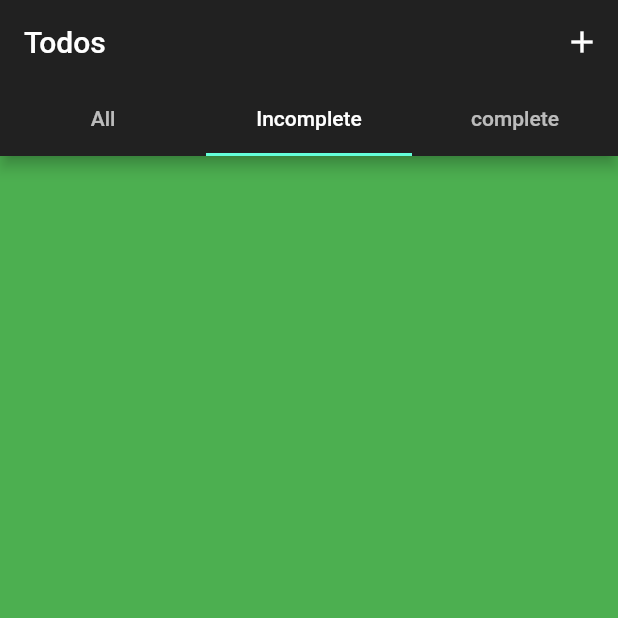
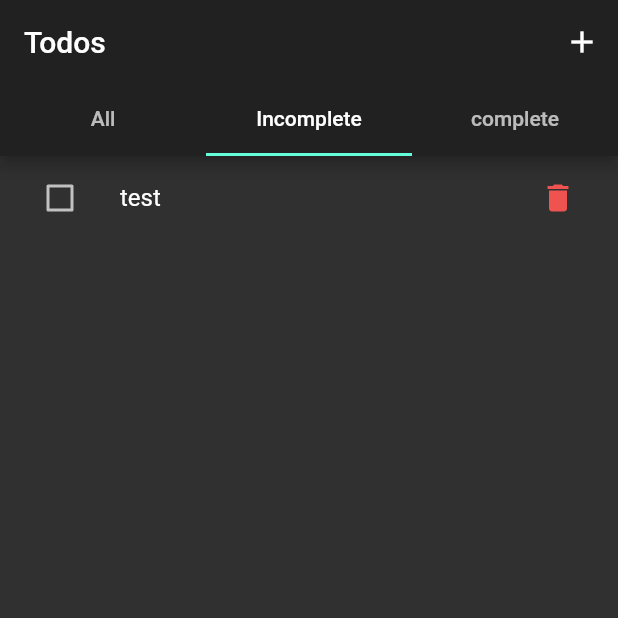
Before and after one commit to Mostafa-refat/task4_5, a Flutter app: the screen it shows after launch, tab 2 chosen, on a phone screen of 412 x 824 dp, the top half of it. Run offline on Flutter 3.47's test engine with Material 2 defaults, Android fonts, the phone set to English and light mode, and no system bars.

Commit message:
Add files via upload

```diff
--- a/lib/common.dart
+++ b/lib/common.dart
@@ -1,9 +1,21 @@
-import 'package:flutter/material.dart';
+
 import 'model.dart';
-
-
 class Commons {
   static  List<Model> taskArray = [
     Model(finish: false,taskName: "test")
   ];
+
+  static  List<Model> incomplete = [];
+  static  List<Model> complete = [];
+
+
+  static void incompleteTasks(){
+  incomplete = taskArray.where((element) => element.finish== false).toList();
+  }
+
+  static void completeTasks(){
+    complete = taskArray.where((element) => element.finish== true).toList();
+  }
+
+
 }
--- a/lib/home_screen.dart
+++ b/lib/home_screen.dart
@@ -5,8 +5,6 @@ import 'pages/second_screen.dart';
 import 'pages/third_screen.dart';
 
 class HomeScreen extends StatefulWidget {
-  const HomeScreen({Key? key}) : super(key: key);
-
   @override
   _HomeScreenState createState() => _HomeScreenState();
 }
@@ -53,11 +51,13 @@ class _HomeScreenState extends State<HomeScreen> {
         ),
       ),
       body: TabBarView(
+
         children: [
           AllPage(),
           InCompletePage(),
           CompletePage(),
         ],
+
       ),
     );
   }
--- a/lib/main.dart
+++ b/lib/main.dart
@@ -1,13 +1,16 @@
 import 'package:flutter/material.dart';
+import 'package:task4_5/providers/provider_page.dart';
 import 'home_screen.dart';
+import 'package:provider/provider.dart';
 
-void main (){
+void main() {
   runApp(MyApp());
 }
 
 class MyApp extends StatelessWidget {
   @override
   Widget build(BuildContext context) {
+
     return MaterialApp(
       theme: ThemeData.dark(),
       debugShowCheckedModeBanner: false,
--- a/lib/pages/second_screen.dart
+++ b/lib/pages/second_screen.dart
@@ -1,12 +1,44 @@
 import 'package:flutter/material.dart';
+import 'package:task4_5/common.dart';
 
-class InCompletePage extends StatelessWidget {
+class InCompletePage extends StatefulWidget {
   const InCompletePage({Key? key}) : super(key: key);
 
   @override
+  _InCompletePageState createState() => _InCompletePageState();
+}
+
+class _InCompletePageState extends State<InCompletePage> {
+
+  @override
+  void initState() {
+    // TODO: implement initState
+    super.initState();
+    Commons.incompleteTasks();
+  }
+  @override
   Widget build(BuildContext context) {
-    return Container(
-      color: Colors.green,
+    return ListView.builder(
+      itemCount: Commons.incomplete.length,
+      itemBuilder: (ctx, i) => ListTile(
+        title: Text(Commons.incomplete[i].taskName!),
+        leading: Checkbox(
+            value: Commons.incomplete[i].finish!,
+            //value: checkBoxValue,
+            activeColor: Colors.greenAccent,
+            onChanged: (val) {
+              setState(() {
+                Commons.incomplete[i].finish = !Commons.incomplete[i].finish!;
+              });
+            }),
+        trailing: IconButton(
+          icon: Icon(
+            Icons.delete,
+            color: Colors.red[400],
+          ),
+          onPressed: () {},
+        ),
+      ),
     );
   }
 }
```
Also changed, not shown: lib/model.dart (+0 -32 lines), lib/pages/first_screen.dart (+10 -5 lines), lib/pages/third_screen.dart (+36 -4 lines), lib/providers/provider_page.dart (+10 -0 lines), lib/adding_page.dart (line endings or trailing spaces).
